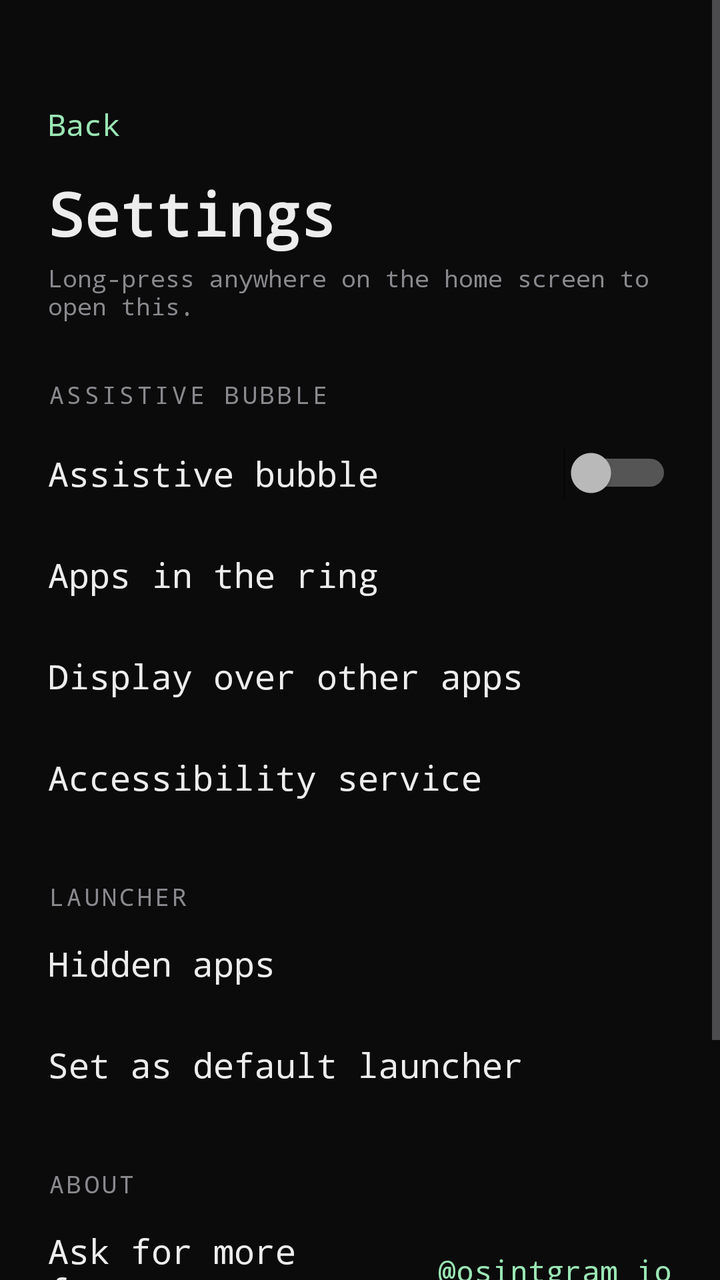
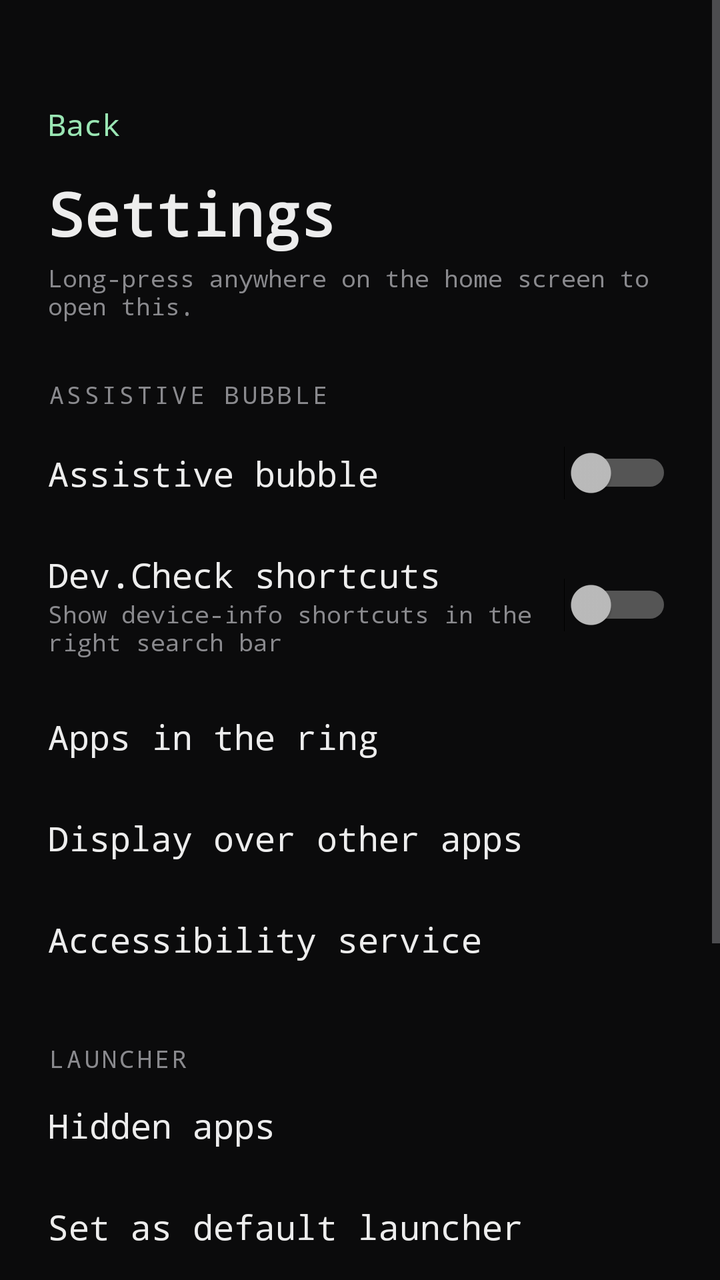

Before-and-after screenshots of an Android layout around one commit, followed by the original layout XML and the change that was made.
<!-- AndroidManifest.xml: activity theme Theme.LowDistraction -->
<!-- res/layout/activity_settings.xml -->
<?xml version="1.0" encoding="utf-8"?>
<ScrollView xmlns:android="http://schemas.android.com/apk/res/android"
    android:layout_width="match_parent"
    android:layout_height="match_parent"
    android:background="@color/background"
    android:fillViewport="true">

    <LinearLayout
        android:layout_width="match_parent"
        android:layout_height="wrap_content"
        android:orientation="vertical"
        android:paddingStart="24dp"
        android:paddingTop="44dp"
        android:paddingEnd="24dp"
        android:paddingBottom="40dp">

        <TextView
            android:id="@+id/back"
            android:layout_width="wrap_content"
            android:layout_height="wrap_content"
            android:paddingTop="8dp"
            android:paddingBottom="8dp"
            android:text="@string/settings_back"
            android:textColor="@color/accent"
            android:textSize="15sp"
            android:fontFamily="monospace" />

        <TextView
            android:layout_width="wrap_content"
            android:layout_height="wrap_content"
            android:layout_marginTop="6dp"
            android:text="@string/settings_title"
            android:textColor="@color/textPrimary"
            android:textSize="30sp"
            android:textStyle="bold"
            android:fontFamily="monospace" />

        <TextView
            android:layout_width="match_parent"
            android:layout_height="wrap_content"
            android:layout_marginTop="4dp"
            android:text="@string/settings_hint_long_press"
            android:textColor="@color/textSecondary"
            android:textSize="12sp"
            android:fontFamily="monospace" />

        
        <TextView
            android:layout_width="wrap_content"
            android:layout_height="wrap_content"
            android:layout_marginTop="28dp"
            android:text="@string/settings_section_bubble"
            android:textColor="@color/textSecondary"
            android:textSize="12sp"
            android:letterSpacing="0.12"
            android:fontFamily="monospace" />

        <LinearLayout
            android:layout_width="match_parent"
            android:layout_height="wrap_content"
            android:layout_marginTop="6dp"
            android:gravity="center_vertical"
            android:orientation="horizontal">

            <TextView
                android:layout_width="0dp"
                android:layout_height="wrap_content"
                android:layout_weight="1"
                android:paddingTop="14dp"
                android:paddingBottom="14dp"
                android:text="@string/bubble_settings"
                android:textColor="@color/textPrimary"
                android:textSize="17sp"
                android:fontFamily="monospace" />

            <Switch
                android:id="@+id/bubble_switch"
                android:layout_width="wrap_content"
                android:layout_height="wrap_content" />
        </LinearLayout>

        <TextView
            android:id="@+id/row_pick_apps"
            android:layout_width="match_parent"
            android:layout_height="wrap_content"
            android:background="?android:attr/selectableItemBackground"
            android:paddingTop="14dp"
            android:paddingBottom="14dp"
            android:text="@string/settings_row_pick_apps"
            android:textColor="@color/textPrimary"
            android:textSize="17sp"
            android:fontFamily="monospace" />

        <TextView
            android:id="@+id/row_overlay"
            android:layout_width="match_parent"
            android:layout_height="wrap_content"
            android:background="?android:attr/selectableItemBackground"
            android:paddingTop="14dp"
            android:paddingBottom="14dp"
            android:text="@string/settings_row_overlay"
            android:textColor="@color/textPrimary"
            android:textSize="17sp"
            android:fontFamily="monospace" />

        <TextView
            android:id="@+id/row_accessibility"
            android:layout_width="match_parent"
            android:layout_height="wrap_content"
            android:background="?android:attr/selectableItemBackground"
            android:paddingTop="14dp"
            android:paddingBottom="14dp"
            android:text="@string/settings_row_accessibility"
            android:textColor="@color/textPrimary"
            android:textSize="17sp"
            android:fontFamily="monospace" />

        
        <TextView
            android:layout_width="wrap_content"
            android:layout_height="wrap_content"
            android:layout_marginTop="26dp"
            android:text="@string/settings_section_launcher"
            android:textColor="@color/textSecondary"
            android:textSize="12sp"
            android:letterSpacing="0.12"
            android:fontFamily="monospace" />

        <TextView
            android:id="@+id/row_hidden"
            android:layout_width="match_parent"
            android:layout_height="wrap_content"
            android:background="?android:attr/selectableItemBackground"
            android:paddingTop="14dp"
            android:paddingBottom="14dp"
            android:text="@string/settings_row_hidden"
            android:textColor="@color/textPrimary"
            android:textSize="17sp"
            android:fontFamily="monospace" />

        <TextView
            android:id="@+id/row_default"
            android:layout_width="match_parent"
            android:layout_height="wrap_content"
            android:background="?android:attr/selectableItemBackground"
            android:paddingTop="14dp"
            android:paddingBottom="14dp"
            android:text="@string/settings_row_default"
            android:textColor="@color/textPrimary"
            android:textSize="17sp"
            android:fontFamily="monospace" />

        
        <TextView
            android:layout_width="wrap_content"
            android:layout_height="wrap_content"
            android:layout_marginTop="26dp"
            android:text="@string/settings_section_about"
            android:textColor="@color/textSecondary"
            android:textSize="12sp"
            android:letterSpacing="0.12"
            android:fontFamily="monospace" />

        <LinearLayout
            android:id="@+id/row_contact"
            android:layout_width="match_parent"
            android:layout_height="wrap_content"
            android:background="?android:attr/selectableItemBackground"
            android:gravity="center_vertical"
            android:orientation="horizontal"
            android:paddingTop="14dp"
            android:paddingBottom="14dp">

            <TextView
                android:layout_width="0dp"
                android:layout_height="wrap_content"
                android:layout_weight="1"
                android:text="@string/settings_row_contact"
                android:textColor="@color/textPrimary"
                android:textSize="17sp"
                android:fontFamily="monospace" />

            <TextView
                android:layout_width="wrap_content"
                android:layout_height="wrap_content"
                android:text="@string/contact_instagram"
                android:textColor="@color/accent"
                android:textSize="15sp"
                android:fontFamily="monospace" />
        </LinearLayout>

        <TextView
            android:layout_width="match_parent"
            android:layout_height="wrap_content"
            android:layout_marginTop="10dp"
            android:text="@string/settings_no_trackers"
            android:textColor="@color/textSecondary"
            android:textSize="12sp"
            android:lineSpacingExtra="3dp"
            android:fontFamily="monospace" />
    </LinearLayout>
</ScrollView>
<!-- resources referenced by this layout -->
<resources>
  <color name="accent">#9AE6B4</color>
  <color name="background">#0B0B0C</color>
  <color name="textPrimary">#EDEDED</color>
  <color name="textSecondary">#8A8A8E</color>
  <string name="bubble_settings">Assistive bubble</string>
  <string name="contact_instagram">@osintgram_io</string>
  <string name="settings_back">Back</string>
  <string name="settings_hint_long_press">Long-press anywhere on the home screen to open this.</string>
  <string name="settings_no_trackers">This app has no analytics and no trackers. The link above is just a plain web link you can tap — nothing is sent anywhere by the app itself.</string>
  <string name="settings_row_accessibility">Accessibility service</string>
  <string name="settings_row_contact">Ask for more features</string>
  <string name="settings_row_default">Set as default launcher</string>
  <string name="settings_row_hidden">Hidden apps</string>
  <string name="settings_row_overlay">Display over other apps</string>
  <string name="settings_row_pick_apps">Apps in the ring</string>
  <string name="settings_section_about">ABOUT</string>
  <string name="settings_section_bubble">ASSISTIVE BUBBLE</string>
  <string name="settings_section_launcher">LAUNCHER</string>
  <string name="settings_title">Settings</string>
  <style name="Theme.LowDistraction" parent="android:Theme.Material.NoActionBar">
          <item name="android:windowBackground">@color/background</item>
          <item name="android:colorBackground">@color/background</item>
          <item name="android:textColorPrimary">@color/textPrimary</item>
          <item name="android:textColorSecondary">@color/textSecondary</item>
          <item name="android:colorAccent">@color/accent</item>
          <item name="android:statusBarColor">@color/background</item>
          <item name="android:navigationBarColor">@color/background</item>
          <item name="android:windowLightStatusBar">false</item>
      </style>
</resources>

<!-- the commit's change to res/layout/activity_settings.xml (unified diff, before → after) -->
@@ -79,6 +79,43 @@
                 android:layout_height="wrap_content" />
         </LinearLayout>
 
+        <LinearLayout
+            android:layout_width="match_parent"
+            android:layout_height="wrap_content"
+            android:gravity="center_vertical"
+            android:orientation="horizontal">
+
+            <LinearLayout
+                android:layout_width="0dp"
+                android:layout_height="wrap_content"
+                android:layout_weight="1"
+                android:orientation="vertical"
+                android:paddingTop="14dp"
+                android:paddingBottom="14dp">
+
+                <TextView
+                    android:layout_width="match_parent"
+                    android:layout_height="wrap_content"
+                    android:text="@string/settings_row_devcheck"
+                    android:textColor="@color/textPrimary"
+                    android:textSize="17sp"
+                    android:fontFamily="monospace" />
+
+                <TextView
+                    android:layout_width="match_parent"
+                    android:layout_height="wrap_content"
+                    android:text="@string/settings_devcheck_desc"
+                    android:textColor="@color/textSecondary"
+                    android:textSize="12sp"
+                    android:fontFamily="monospace" />
+            </LinearLayout>
+
+            <Switch
+                android:id="@+id/devcheck_switch"
+                android:layout_width="wrap_content"
+                android:layout_height="wrap_content" />
+        </LinearLayout>
+
         <TextView
             android:id="@+id/row_pick_apps"
             android:layout_width="match_parent"
<!-- resource entries referenced after the edit -->
@@ -7,11 +7,13 @@
   <string name="bubble_settings">Assistive bubble</string>
   <string name="contact_instagram">@osintgram_io</string>
   <string name="settings_back">Back</string>
+  <string name="settings_devcheck_desc">Show device-info shortcuts in the right search bar</string>
   <string name="settings_hint_long_press">Long-press anywhere on the home screen to open this.</string>
   <string name="settings_no_trackers">This app has no analytics and no trackers. The link above is just a plain web link you can tap — nothing is sent anywhere by the app itself.</string>
   <string name="settings_row_accessibility">Accessibility service</string>
   <string name="settings_row_contact">Ask for more features</string>
   <string name="settings_row_default">Set as default launcher</string>
+  <string name="settings_row_devcheck">Dev.Check shortcuts</string>
   <string name="settings_row_hidden">Hidden apps</string>
   <string name="settings_row_overlay">Display over other apps</string>
   <string name="settings_row_pick_apps">Apps in the ring</string>
